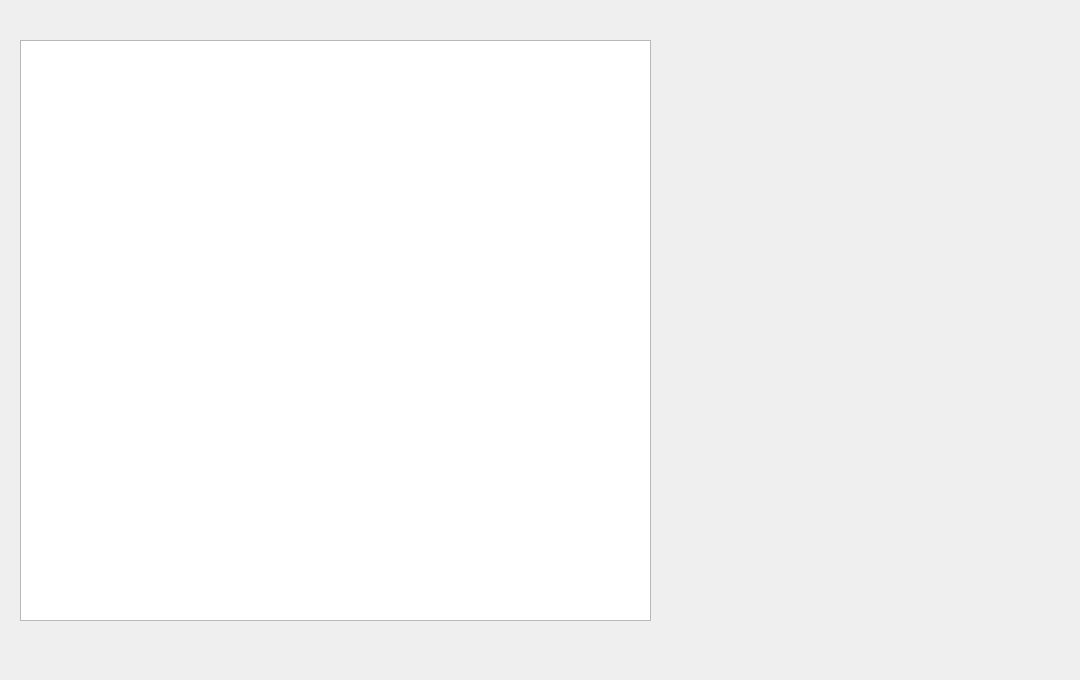
Above: houseview.ui from NevilleNoah/HikvisionCamera2 before the change. Below: the same form after it.
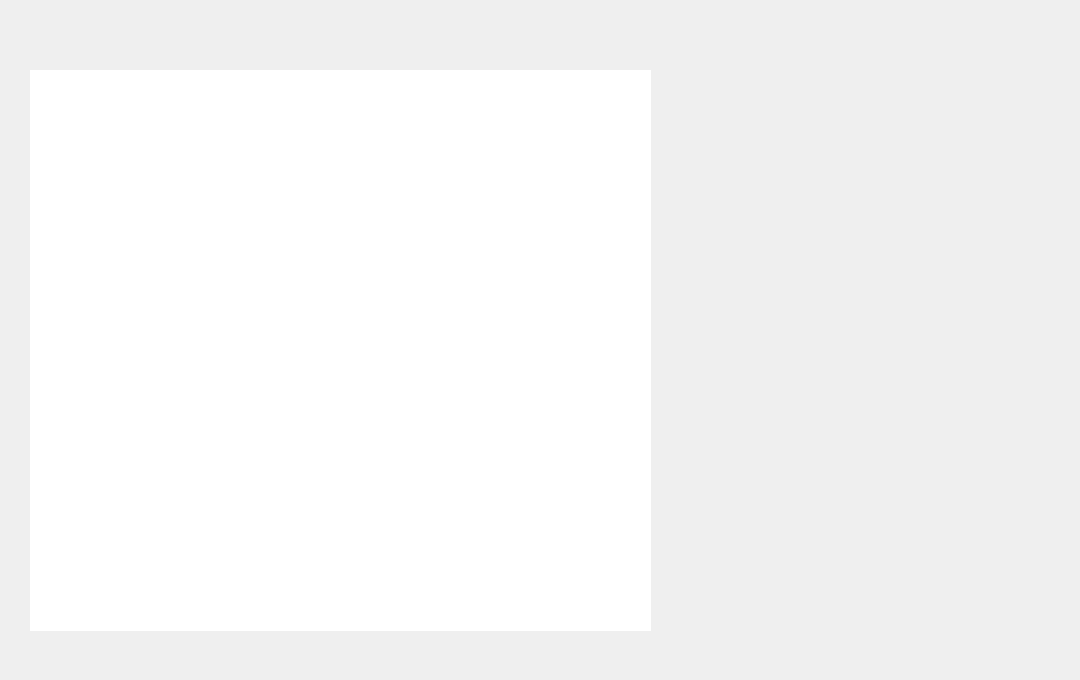
That is the form after the change.

Commit message: 搞定house列表

```diff
--- a/houseview.ui
+++ b/houseview.ui
@@ -19,15 +19,24 @@
    </property>
    <property name="geometry">
     <rect>
-     <x>20</x>
-     <y>40</y>
-     <width>631</width>
-     <height>581</height>
+     <x>30</x>
+     <y>70</y>
+     <width>621</width>
+     <height>561</height>
     </rect>
    </property>
+   <property name="frameShape">
+    <enum>QFrame::NoFrame</enum>
+   </property>
    <property name="editTriggers">
     <set>QAbstractItemView::NoEditTriggers</set>
    </property>
+   <attribute name="horizontalHeaderVisible">
+    <bool>false</bool>
+   </attribute>
+   <attribute name="verticalHeaderVisible">
+    <bool>false</bool>
+   </attribute>
   </widget>
  </widget>
  <resources/>
```
The commit also changes 2 other files.
